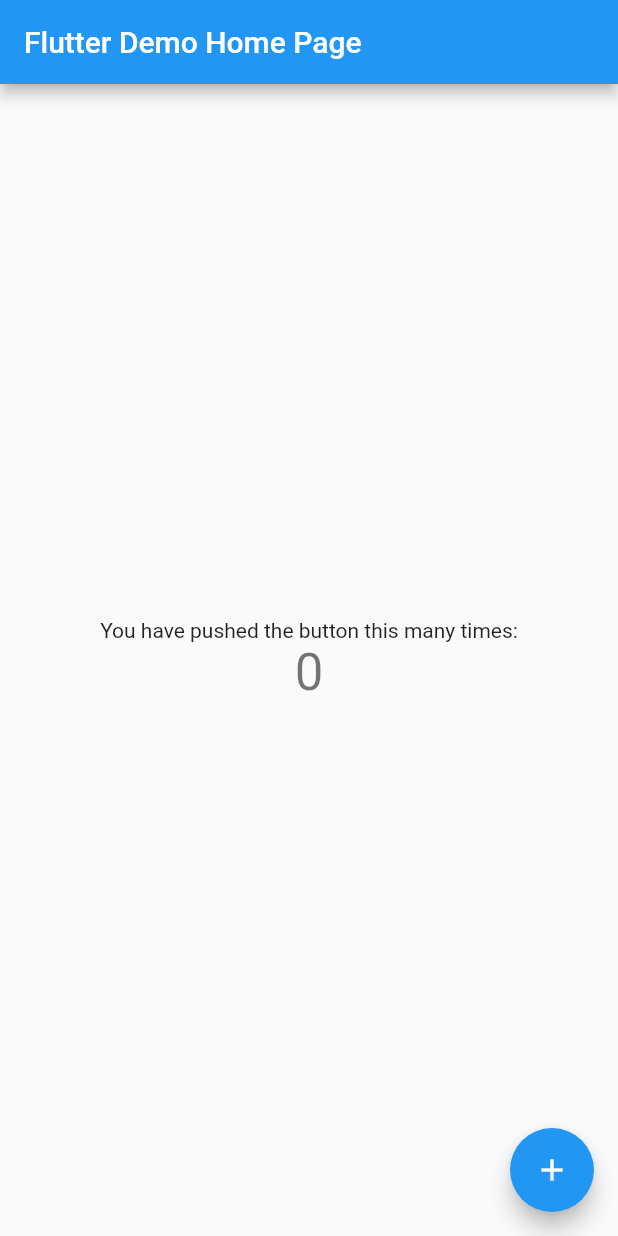
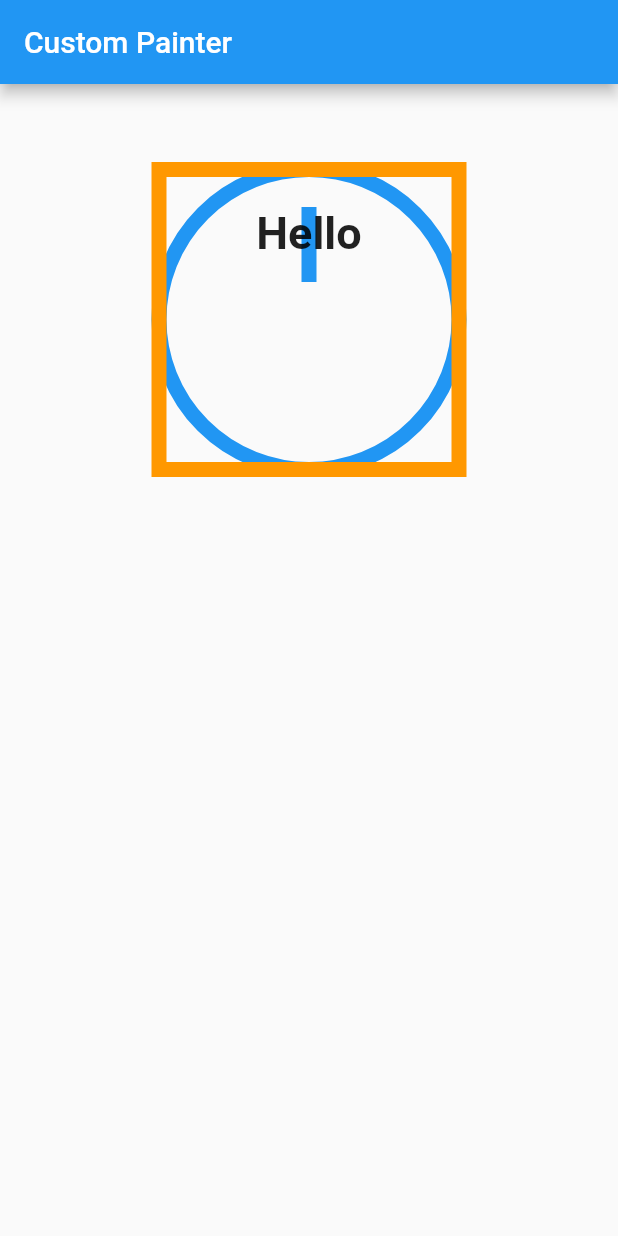
Before and after one commit to jsaintz/custom-painter-example, a Flutter app: the screen it shows after launch, on a phone screen of 412 x 824 dp. Run offline on Flutter 3.47's test engine with Material 2 defaults, Android fonts, the light colour scheme and no system bars.

Commit message:
custom painter

```diff
--- a/lib/main.dart
+++ b/lib/main.dart
@@ -1,3 +1,4 @@
+import 'package:custom_painter_example/screen/home_page.dart';
 import 'package:flutter/material.dart';
 
 void main() {
@@ -7,109 +8,14 @@
 class MyApp extends StatelessWidget {
   const MyApp({Key? key}) : super(key: key);
 
-  // This widget is the root of your application.
   @override
   Widget build(BuildContext context) {
     return MaterialApp(
       title: 'Flutter Demo',
       theme: ThemeData(
-        // This is the theme of your application.
-        //
-        // Try running your application with "flutter run". You'll see the
-        // application has a blue toolbar. Then, without quitting the app, try
-        // changing the primarySwatch below to Colors.green and then invoke
-        // "hot reload" (press "r" in the console where you ran "flutter run",
-        // or simply save your changes to "hot reload" in a Flutter IDE).
-        // Notice that the counter didn't reset back to zero; the application
-        // is not restarted.
         primarySwatch: Colors.blue,
       ),
-      home: const MyHomePage(title: 'Flutter Demo Home Page'),
+      home: const HomePage(),
     );
   }
 }
-
-class MyHomePage extends StatefulWidget {
-  const MyHomePage({Key? key, required this.title}) : super(key: key);
-
-  // This widget is the home page of your application. It is stateful, meaning
-  // that it has a State object (defined below) that contains fields that affect
-  // how it looks.
-
-  // This class is the configuration for the state. It holds the values (in this
-  // case the title) provided by the parent (in this case the App widget) and
-  // used by the build method of the State. Fields in a Widget subclass are
-  // always marked "final".
-
-  final String title;
-
-  @override
-  State<MyHomePage> createState() => _MyHomePageState();
-}
-
-class _MyHomePageState extends State<MyHomePage> {
-  int _counter = 0;
-
-  void _incrementCounter() {
-    setState(() {
-      // This call to setState tells the Flutter framework that something has
-      // changed in this State, which causes it to rerun the build method below
-      // so that the display can reflect the updated values. If we changed
-      // _counter without calling setState(), then the build method would not be
-      // called again, and so nothing would appear to happen.
-      _counter++;
-    });
-  }
-
-  @override
-  Widget build(BuildContext context) {
-    // This method is rerun every time setState is called, for instance as done
-    // by the _incrementCounter method above.
-    //
-    // The Flutter framework has been optimized to make rerunning build methods
-    // fast, so that you can just rebuild anything that needs updating rather
-    // than having to individually change instances of widgets.
-    return Scaffold(
-      appBar: AppBar(
-        // Here we take the value from the MyHomePage object that was created by
-        // the App.build method, and use it to set our appbar title.
-        title: Text(widget.title),
-      ),
-      body: Center(
-        // Center is a layout widget. It takes a single child and positions it
-        // in the middle of the parent.
-        child: Column(
-          // Column is also a layout widget. It takes a list of children and
-          // arranges them vertically. By default, it sizes itself to fit its
-          // children horizontally, and tries to be as tall as its parent.
-          //
-          // Invoke "debug painting" (press "p" in the console, choose the
-          // "Toggle Debug Paint" action from the Flutter Inspector in Android
-          // Studio, or the "Toggle Debug Paint" command in Visual Studio Code)
-          // to see the wireframe for each widget.
-          //
-          // Column has various properties to control how it sizes itself and
-          // how it positions its children. Here we use mainAxisAlignment to
-          // center the children vertically; the main axis here is the vertical
-          // axis because Columns are vertical (the cross axis would be
-          // horizontal).
-          mainAxisAlignment: MainAxisAlignment.center,
-          children: <Widget>[
-            const Text(
-              'You have pushed the button this many times:',
-            ),
-            Text(
-              '$_counter',
-              style: Theme.of(context).textTheme.headline4,
-            ),
-          ],
-        ),
-      ),
-      floatingActionButton: FloatingActionButton(
-        onPressed: _incrementCounter,
-        tooltip: 'Increment',
-        child: const Icon(Icons.add),
-      ), // This trailing comma makes auto-formatting nicer for build methods.
-    );
-  }
-}
--- /dev/null
+++ b/lib/screen/home_page.dart
@@ -0,0 +1,34 @@
+import 'package:custom_painter_example/common/custom_painter.dart';
+import 'package:flutter/material.dart';
+
+class HomePage extends StatefulWidget {
+  const HomePage({Key? key}) : super(key: key);
+
+  @override
+  State<HomePage> createState() => _HomePageState();
+}
+
+class _HomePageState extends State<HomePage> {
+  @override
+  Widget build(BuildContext context) {
+    return Scaffold(
+      appBar: AppBar(
+        title: const Text('Custom Painter'),
+      ),
+      body: Container(
+        padding: const EdgeInsets.all(32.0),
+        child: Center(
+          child: Column(
+            children: [
+              const SizedBox(height: 50),
+              CustomPaint(
+                painter: Painter(),
+              ),
+              const Text('Hello', style: TextStyle(fontSize: 30.0, fontWeight: FontWeight.bold)),
+            ],
+          ),
+        ),
+      ),
+    );
+  }
+}
```
Also changed, not shown: lib/common/custom_painter.dart (added, +34 -0 lines).
